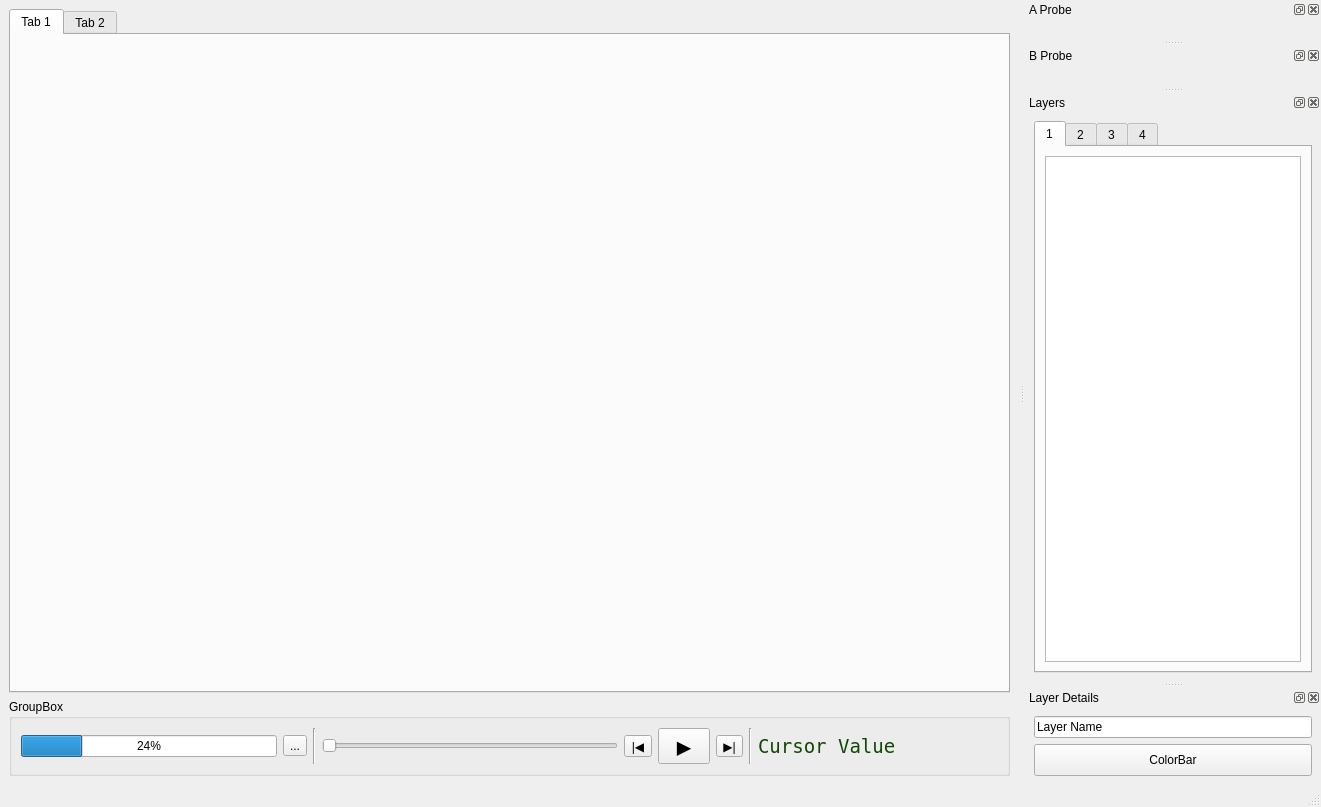
Old version of the form py/cspov/ui/pov_main.ui in the repository ssec/sift.
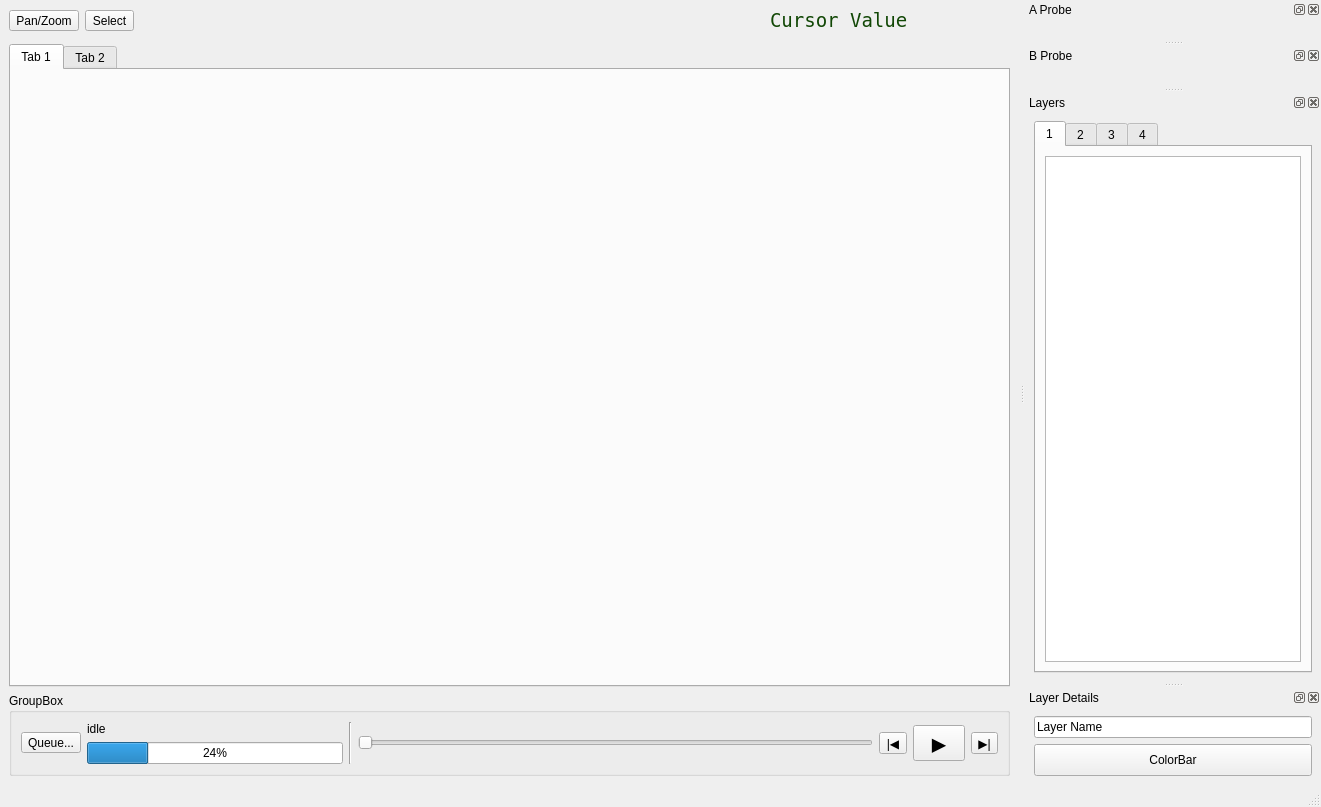
New version of the form.

Commit message: more verbose progress bar now shows re-tiling progress

The edit to the form file:
```diff
--- a/py/cspov/ui/pov_main.ui
+++ b/py/cspov/ui/pov_main.ui
@@ -15,6 +15,139 @@
   </property>
   <widget class="QWidget" name="centralwidget">
    <layout class="QVBoxLayout" name="verticalLayout_2">
+    <item>
+     <layout class="QHBoxLayout" name="horizontalLayout_2">
+      <item>
+       <widget class="QToolButton" name="toolButton_2">
+        <property name="text">
+         <string>Pan/Zoom</string>
+        </property>
+       </widget>
+      </item>
+      <item>
+       <widget class="QToolButton" name="toolButton">
+        <property name="text">
+         <string>Select</string>
+        </property>
+       </widget>
+      </item>
+      <item>
+       <spacer name="horizontalSpacer">
+        <property name="orientation">
+         <enum>Qt::Horizontal</enum>
+        </property>
+        <property name="sizeHint" stdset="0">
+         <size>
+          <width>40</width>
+          <height>20</height>
+         </size>
+        </property>
+       </spacer>
+      </item>
+      <item>
+       <widget class="QLabel" name="cursorProbeText">
+        <property name="minimumSize">
+         <size>
+          <width>240</width>
+          <height>0</height>
+         </size>
+        </property>
+        <property name="maximumSize">
+         <size>
+          <width>256</width>
+          <height>16777215</height>
+         </size>
+        </property>
+        <property name="palette">
+         <palette>
+          <active>
+           <colorrole role="WindowText">
+            <brush brushstyle="SolidPattern">
+             <color alpha="255">
+              <red>17</red>
+              <green>71</green>
+              <blue>5</blue>
+             </color>
+            </brush>
+           </colorrole>
+           <colorrole role="Text">
+            <brush brushstyle="SolidPattern">
+             <color alpha="255">
+              <red>17</red>
+              <green>71</green>
+              <blue>5</blue>
+             </color>
+            </brush>
+           </colorrole>
+          </active>
+          <inactive>
+           <colorrole role="WindowText">
+            <brush brushstyle="SolidPattern">
+             <color alpha="255">
+              <red>17</red>
+              <green>71</green>
+              <blue>5</blue>
+             </color>
+            </brush>
+           </colorrole>
+           <colorrole role="Text">
+            <brush brushstyle="SolidPattern">
+             <color alpha="255">
+              <red>17</red>
+              <green>71</green>
+              <blue>5</blue>
+             </color>
+            </brush>
+           </colorrole>
+          </inactive>
+          <disabled>
+           <colorrole role="WindowText">
+            <brush brushstyle="SolidPattern">
+             <color alpha="255">
+              <red>69</red>
+              <green>69</green>
+              <blue>69</blue>
+             </color>
+            </brush>
+           </colorrole>
+           <colorrole role="Text">
+            <brush brushstyle="SolidPattern">
+             <color alpha="255">
+              <red>69</red>
+              <green>69</green>
+              <blue>69</blue>
+             </color>
+            </brush>
+           </colorrole>
+          </disabled>
+         </palette>
+        </property>
+        <property name="font">
+         <font>
+          <family>Andale Mono</family>
+          <pointsize>14</pointsize>
+         </font>
+        </property>
+        <property name="toolTip">
+         <string>Value under cursor</string>
+        </property>
+        <property name="statusTip">
+         <string>Selected layer value under cursor</string>
+        </property>
+        <property name="text">
+         <string>Cursor Value</string>
+        </property>
+       </widget>
+      </item>
+     </layout>
+    </item>
+    <item>
+     <widget class="Line" name="line_2">
+      <property name="orientation">
+       <enum>Qt::Vertical</enum>
+      </property>
+     </widget>
+    </item>
     <item>
      <widget class="QTabWidget" name="mainWidgets">
       <widget class="QWidget" name="tab">
@@ -36,24 +169,14 @@
        <string>GroupBox</string>
       </property>
       <layout class="QHBoxLayout" name="horizontalLayout">
-       <item>
-        <widget class="QProgressBar" name="progressBar">
-         <property name="maximumSize">
-          <size>
-           <width>256</width>
-           <height>16777215</height>
-          </size>
-         </property>
-         <property name="toolTip">
-          <string>Activity Progress</string>
-         </property>
-         <property name="value">
-          <number>24</number>
-         </property>
-        </widget>
-       </item>
        <item>
         <widget class="QToolButton" name="queueButton">
+         <property name="minimumSize">
+          <size>
+           <width>0</width>
+           <height>0</height>
+          </size>
+         </property>
          <property name="toolTip">
           <string>Show Activity</string>
          </property>
@@ -61,10 +184,49 @@
           <string>Show activities in progress</string>
          </property>
          <property name="text">
-          <string>...</string>
+          <string>Queue...</string>
          </property>
         </widget>
        </item>
+       <item>
+        <layout class="QVBoxLayout" name="verticalLayout_10">
+         <item>
+          <widget class="QLabel" name="progressText">
+           <property name="minimumSize">
+            <size>
+             <width>240</width>
+             <height>0</height>
+            </size>
+           </property>
+           <property name="maximumSize">
+            <size>
+             <width>256</width>
+             <height>16777215</height>
+            </size>
+           </property>
+           <property name="text">
+            <string>idle</string>
+           </property>
+          </widget>
+         </item>
+         <item>
+          <widget class="QProgressBar" name="progressBar">
+           <property name="maximumSize">
+            <size>
+             <width>256</width>
+             <height>16777215</height>
+            </size>
+           </property>
+           <property name="toolTip">
+            <string>Activity Progress</string>
+           </property>
+           <property name="value">
+            <number>24</number>
+           </property>
+          </widget>
+         </item>
+        </layout>
+       </item>
        <item>
         <widget class="Line" name="line">
          <property name="orientation">
@@ -122,108 +284,6 @@
          </property>
         </widget>
        </item>
-       <item>
-        <widget class="Line" name="line_2">
-         <property name="orientation">
-          <enum>Qt::Vertical</enum>
-         </property>
-        </widget>
-       </item>
-       <item>
-        <widget class="QLabel" name="cursorProbeText">
-         <property name="minimumSize">
-          <size>
-           <width>240</width>
-           <height>0</height>
-          </size>
-         </property>
-         <property name="maximumSize">
-          <size>
-           <width>256</width>
-           <height>16777215</height>
-          </size>
-         </property>
-         <property name="palette">
-          <palette>
-           <active>
-            <colorrole role="WindowText">
-             <brush brushstyle="SolidPattern">
-              <color alpha="255">
-               <red>17</red>
-               <green>71</green>
-               <blue>5</blue>
-              </color>
-             </brush>
-            </colorrole>
-            <colorrole role="Text">
-             <brush brushstyle="SolidPattern">
-              <color alpha="255">
-               <red>17</red>
-               <green>71</green>
-               <blue>5</blue>
-              </color>
-             </brush>
-            </colorrole>
-           </active>
-           <inactive>
-            <colorrole role="WindowText">
-             <brush brushstyle="SolidPattern">
-              <color alpha="255">
-               <red>17</red>
-               <green>71</green>
-               <blue>5</blue>
-              </color>
-             </brush>
-            </colorrole>
-            <colorrole role="Text">
-             <brush brushstyle="SolidPattern">
-              <color alpha="255">
-               <red>17</red>
-               <green>71</green>
-               <blue>5</blue>
-              </color>
-             </brush>
-            </colorrole>
-           </inactive>
-           <disabled>
-            <colorrole role="WindowText">
-             <brush brushstyle="SolidPattern">
-              <color alpha="255">
-               <red>69</red>
-               <green>69</green>
-               <blue>69</blue>
-              </color>
-             </brush>
-            </colorrole>
-            <colorrole role="Text">
-             <brush brushstyle="SolidPattern">
-              <color alpha="255">
-               <red>69</red>
-               <green>69</green>
-               <blue>69</blue>
-              </color>
-             </brush>
-            </colorrole>
-           </disabled>
-          </palette>
-         </property>
-         <property name="font">
-          <font>
-           <family>Andale Mono</family>
-           <pointsize>14</pointsize>
-          </font>
-         </property>
-         <property name="toolTip">
-          <string>Value under cursor</string>
-         </property>
-         <property name="statusTip">
-          <string>Selected layer value under cursor</string>
-         </property>
-         <property name="text">
-          <string>Cursor Value</string>
-         </property>
-        </widget>
-       </item>
       </layout>
      </widget>
     </item>
```
Left out of the diff: 3 changed lines with no effect on the pictures. The commit also changes 4 other files.
